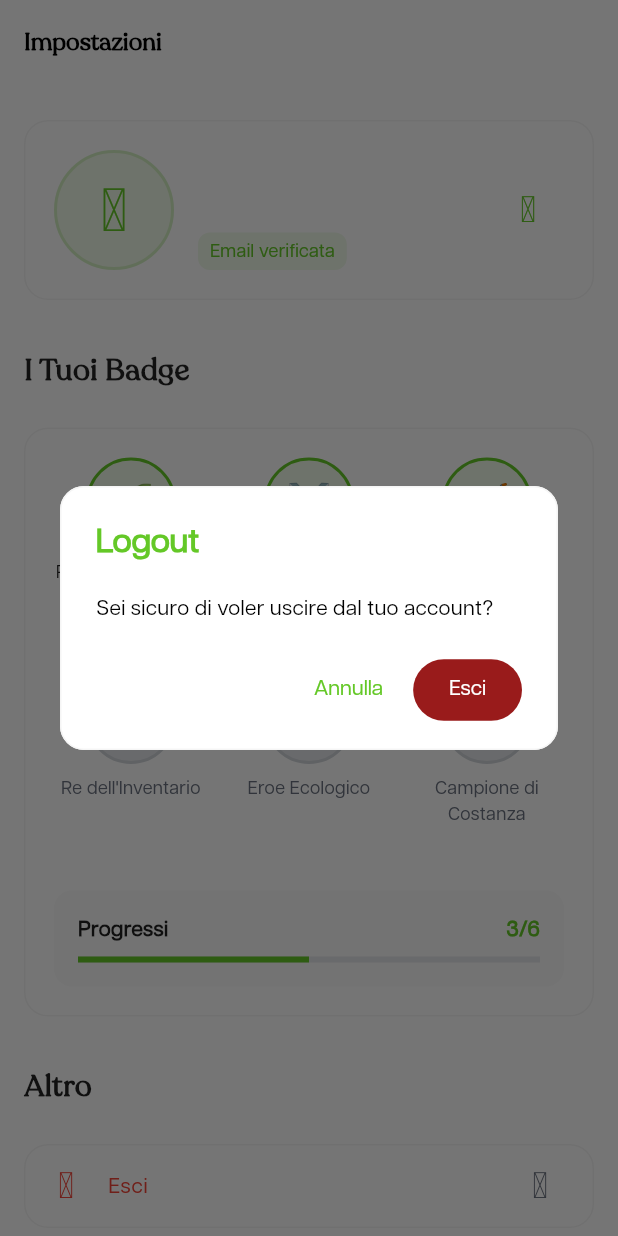
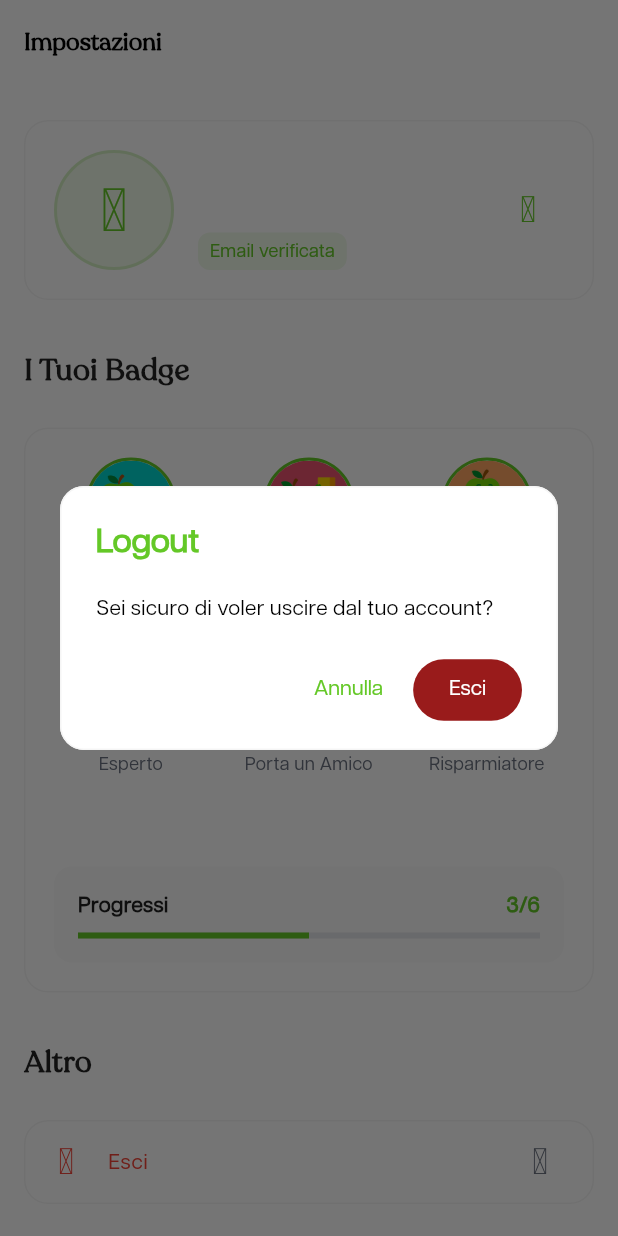
Before and after one commit to pasqualemazzullo/minimo, a Flutter app: the SettingsScreen screen opened directly, after a tap on "Esci", on a phone screen of 412 x 824 dp. Run offline on Flutter 3.47's test engine with Material 3 defaults, Android fonts, the light colour scheme and no system bars; our stand-ins replace flutter_dotenv, get_it, shared_preferences, supabase_flutter, unicons; accounts and stored records are empty; network calls fail.

Commit message:
Add app icon, splash screen, and badge images
- Configure custom app launcher icon with adaptive icon support
- Add native splash screen configuration with brand colors
- Replace emoji badges with actual badge images
- Update Android manifest and launch backgrounds
- Add badge images for gamification system

```diff
--- a/lib/presentation/screens/settings/settings_screen.dart
+++ b/lib/presentation/screens/settings/settings_screen.dart
@@ -89,7 +89,8 @@ class SettingsScreen extends StatelessWidget {
                 ),
               ),
               child: Center(
-                    child: fullName != null && fullName.isNotEmpty
+                child:
+                    fullName != null && fullName.isNotEmpty
                         ? Text(
                           fullName[0].toUpperCase(),
                           style: const TextStyle(
@@ -140,7 +141,8 @@ class SettingsScreen extends StatelessWidget {
                       vertical: 4,
                     ),
                     decoration: BoxDecoration(
-                          color: isEmailConfirmed
+                      color:
+                          isEmailConfirmed
                               ? AppTheme.successColor.withValues(alpha: 0.1)
                               : AppTheme.warningColor.withValues(alpha: 0.1),
                       borderRadius: BorderRadius.circular(8),
@@ -150,7 +152,8 @@ class SettingsScreen extends StatelessWidget {
                           ? 'Email verificata'
                           : 'Email non verificata',
                       style: AppTheme.textSmall.copyWith(
-                            color: isEmailConfirmed
+                        color:
+                            isEmailConfirmed
                                 ? AppTheme.successColor
                                 : AppTheme.warningColor,
                         fontWeight: FontWeight.w500,
@@ -203,7 +206,7 @@ class SettingsScreen extends StatelessWidget {
                   gridDelegate: const SliverGridDelegateWithFixedCrossAxisCount(
                     crossAxisCount: 3,
                     crossAxisSpacing: 16,
-                    mainAxisSpacing: 16,
+                    mainAxisSpacing: 0,
                     childAspectRatio: 0.8,
                   ),
                   itemCount: _badges.length,
@@ -277,13 +280,24 @@ class SettingsScreen extends StatelessWidget {
               width: 2,
             ),
           ),
-          child: Center(
-            child: Text(
-              badge.emoji,
-              style: TextStyle(
-                fontSize: 24,
+          child: ClipOval(
+            child: Image.asset(
+              'assets/images/${badge.id == 'first_shopping'
+                  ? 'badge_1.jpg'
+                  : badge.id == 'organizer'
+                  ? 'badge_2.jpg'
+                  : badge.id == 'zero_waste'
+                  ? 'badge_3.jpg'
+                  : badge.id == 'expert'
+                  ? 'badge_4.jpg'
+                  : badge.id == 'bring_friend'
+                  ? 'badge_5.jpg'
+                  : 'badge_6.jpg'}',
+              width: 60,
+              height: 60,
+              fit: BoxFit.cover,
               color: isEarned ? null : AppTheme.grey600,
-              ),
+              colorBlendMode: isEarned ? null : BlendMode.saturation,
             ),
           ),
         ),
@@ -291,8 +305,8 @@ class SettingsScreen extends StatelessWidget {
         Text(
           badge.name,
           style: AppTheme.textSmall.copyWith(
-            color: isEarned ? AppTheme.black87 : AppTheme.grey600,
-            fontWeight: isEarned ? FontWeight.w500 : FontWeight.normal,
+            color: isEarned ? AppTheme.primaryColor : AppTheme.grey600,
+            fontWeight: isEarned ? FontWeight.bold : FontWeight.normal,
           ),
           textAlign: TextAlign.center,
           maxLines: 2,
@@ -426,13 +440,11 @@ class SettingsScreen extends StatelessWidget {
 class Badge {
   final String id;
   final String name;
-  final String emoji;
   final String description;
 
   const Badge({
     required this.id,
     required this.name,
-    required this.emoji,
     required this.description,
   });
 }
@@ -440,46 +452,40 @@ class Badge {
 // Badge disponibili (simulati)
 const List<Badge> _badges = [
   Badge(
-    id: 'first_save',
-    name: 'Primo Salvataggio',
-    emoji: '🌱',
-    description: 'Hai salvato il tuo primo alimento',
+    id: 'first_shopping',
+    name: 'Prima Spesa',
+    description: 'Hai completato la tua prima spesa',
   ),
   Badge(
-    id: 'waste_warrior',
-    name: 'Guerriero Anti-spreco',
-    emoji: '⚔️',
-    description: 'Hai evitato 10 sprechi alimentari',
+    id: 'organizer',
+    name: 'Organizzatore',
+    description: 'Hai organizzato perfettamente il tuo inventario',
   ),
   Badge(
-    id: 'shopping_master',
-    name: 'Maestro della Spesa',
-    emoji: '🛒',
-    description: 'Hai completato 20 liste della spesa',
+    id: 'zero_waste',
+    name: 'Zero Sprechi',
+    description: 'Hai evitato completamente gli sprechi alimentari',
   ),
   Badge(
-    id: 'inventory_king',
-    name: 'Re dell\'Inventario',
-    emoji: '👑',
-    description: 'Hai gestito 100 prodotti',
+    id: 'expert',
+    name: 'Esperto',
+    description: 'Hai raggiunto un livello di expertise avanzato',
   ),
   Badge(
-    id: 'eco_hero',
-    name: 'Eroe Ecologico',
-    emoji: '🦸',
-    description: 'Hai salvato 50 kg di cibo',
+    id: 'bring_friend',
+    name: 'Porta un Amico',
+    description: 'Hai invitato un amico ad utilizzare l\'app',
   ),
   Badge(
-    id: 'streak_champion',
-    name: 'Campione di Costanza',
-    emoji: '🔥',
-    description: 'Hai usato l\'app per 30 giorni consecutivi',
+    id: 'saver',
+    name: 'Risparmiatore',
+    description: 'Hai risparmiato una quantità significativa di denaro',
   ),
 ];
 
 // Badge ottenuti dall'utente (simulati - dovrebbero venire dal backend)
 const List<String> _earnedBadges = [
-  'first_save',
-  'waste_warrior',
-  'shopping_master',
+  'first_shopping',
+  'organizer',
+  'zero_waste',
 ];
```
Also changed, not shown: pubspec.yaml (+26 -0 lines), assets/images/badge_1.jpg (added), assets/images/badge_2.jpg (added), assets/images/badge_3.jpg (added), assets/images/badge_4.jpg (added), assets/images/badge_5.jpg (added), assets/images/badge_6.jpg (added), assets/images/splash_icon.png (added), pubspec.lock, 37 other files. Lines whose indentation alone changed are shown as unchanged.
